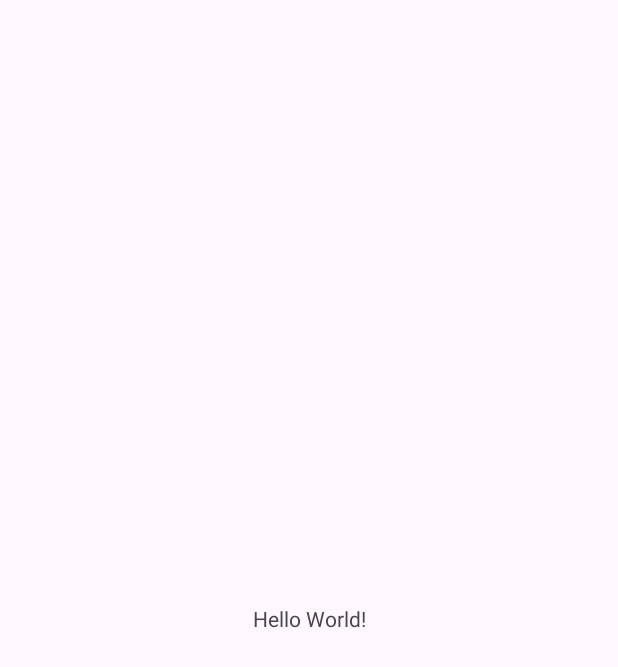
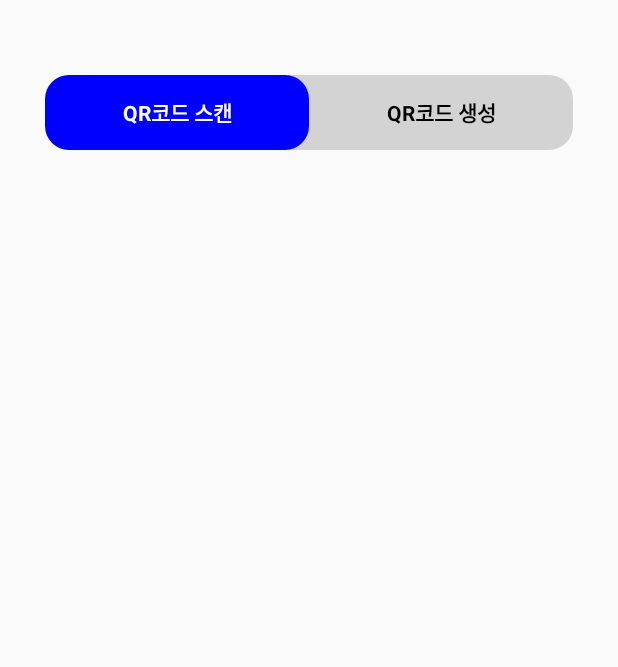
Before and after one commit to NiceJimmy/QRScannerLite, an Android app: the screen it shows after launch (MainActivity), on a phone screen of 412 x 824 dp. Before the commit the part shown is almost empty. Shown: the top 667 px of the screen. Run offline under Robolectric (Android 15) with nearby library versions, the phone set to English and light mode, and no system bars; our stand-ins replace Dagger/Hilt's generated code, Timber, data binding.

Commit message:
feat: QR 스캔 및 생성 토글버튼 구현
QR 코드 스캔 및 생성 버튼 클릭시마다 ui 변경

```diff
--- a/app/build.gradle.kts
+++ b/app/build.gradle.kts
@@ -35,6 +35,9 @@ android {
     kotlinOptions {
         jvmTarget = "1.8"
     }
+    buildFeatures {
+        dataBinding = true
+    }
 }
 
 dependencies {
@@ -53,11 +56,14 @@ dependencies {
     kapt("com.google.dagger:hilt-android-compiler:2.44")
 
     // Lifecycle dependencies
-    implementation("androidx.lifecycle:lifecycle-livedata-ktx:2.6.1")
-    implementation("androidx.lifecycle:lifecycle-viewmodel-ktx:2.6.1")
+    implementation("androidx.lifecycle:lifecycle-livedata-ktx:2.8.4")
+    implementation("androidx.lifecycle:lifecycle-viewmodel-ktx:2.8.4")
 
     // DataBinding dependencies
-    implementation("androidx.databinding:databinding-runtime:7.0.1")
+    implementation("androidx.databinding:databinding-runtime:8.5.2")
+
+    // timber
+    implementation("com.jakewharton.timber:timber:4.7.1")
 }
 
 kapt {
--- a/app/src/main/AndroidManifest.xml
+++ b/app/src/main/AndroidManifest.xml
@@ -3,6 +3,7 @@
     xmlns:tools="http://schemas.android.com/tools">
 
     <application
+        android:name=".MyApp"
         android:allowBackup="true"
         android:dataExtractionRules="@xml/data_extraction_rules"
         android:fullBackupContent="@xml/backup_rules"
--- a/app/src/main/java/com/deviz/qrscannerlite/MainActivity.kt
+++ b/app/src/main/java/com/deviz/qrscannerlite/MainActivity.kt
@@ -2,19 +2,44 @@ package com.deviz.qrscannerlite
 
 import android.os.Bundle
 import androidx.activity.enableEdgeToEdge
+import androidx.activity.viewModels
 import androidx.appcompat.app.AppCompatActivity
 import androidx.core.view.ViewCompat
 import androidx.core.view.WindowInsetsCompat
+import androidx.databinding.DataBindingUtil
+import androidx.lifecycle.Observer
+import com.deviz.qrscannerlite.databinding.ActivityMainBinding
+import dagger.hilt.android.AndroidEntryPoint
+import timber.log.Timber
 
+@AndroidEntryPoint
 class MainActivity : AppCompatActivity() {
+
+    private lateinit var binding: ActivityMainBinding
+    private val viewModel: MainViewModel by viewModels()
+
     override fun onCreate(savedInstanceState: Bundle?) {
         super.onCreate(savedInstanceState)
-        enableEdgeToEdge()
-        setContentView(R.layout.activity_main)
-        ViewCompat.setOnApplyWindowInsetsListener(findViewById(R.id.main)) { v, insets ->
-            val systemBars = insets.getInsets(WindowInsetsCompat.Type.systemBars())
-            v.setPadding(systemBars.left, systemBars.top, systemBars.right, systemBars.bottom)
-            insets
+        binding = DataBindingUtil.setContentView(this, R.layout.activity_main)
+        binding.lifecycleOwner = this
+        binding.viewModel = viewModel
+
+        viewModel.isScanSelected.observe(this, Observer { isScanSelected ->
+            Timber.d("check_isScan: $isScanSelected")
+            updateButtonStates(isScanSelected)
+        })
+
+        binding.btnScan.setOnClickListener {
+            viewModel.onScanClick()
+        }
+
+        binding.btnGenerate.setOnClickListener {
+            viewModel.onGenerateClick()
         }
     }
+
+    private fun updateButtonStates(isScanSelected: Boolean) {
+        binding.btnScan.isSelected = isScanSelected
+        binding.btnGenerate.isSelected = !isScanSelected
+    }
 }
--- /dev/null
+++ b/app/src/main/java/com/deviz/qrscannerlite/MainViewModel.kt
@@ -0,0 +1,26 @@
+package com.deviz.qrscannerlite
+
+import androidx.lifecycle.LiveData
+import androidx.lifecycle.MutableLiveData
+import androidx.lifecycle.ViewModel
+import dagger.hilt.android.lifecycle.HiltViewModel
+import javax.inject.Inject
+
+@HiltViewModel
+class MainViewModel @Inject constructor() : ViewModel() {
+    private val _isScanSelected = MutableLiveData(true)
+    val isScanSelected: LiveData<Boolean> = _isScanSelected
+
+    private val _isGenerateSelected = MutableLiveData(false)
+    val isGenerateSelected: LiveData<Boolean> = _isGenerateSelected
+
+    fun onScanClick() {
+        _isScanSelected.value = true
+        _isGenerateSelected.value = false
+    }
+
+    fun onGenerateClick() {
+        _isScanSelected.value = false
+        _isGenerateSelected.value = true
+    }
+}
--- /dev/null
+++ b/app/src/main/java/com/deviz/qrscannerlite/MyApp.kt
@@ -0,0 +1,16 @@
+package com.deviz.qrscannerlite
+
+import android.app.Application
+import dagger.hilt.android.HiltAndroidApp
+import timber.log.Timber
+
+@HiltAndroidApp
+class MyApp : Application() {
+
+    override fun onCreate() {
+        super.onCreate()
+
+        // Timber 초기화
+            Timber.plant(Timber.DebugTree())
+    }
+}
--- /dev/null
+++ b/app/src/main/res/drawable/btn_background_grey.xml
@@ -0,0 +1,5 @@
+<?xml version="1.0" encoding="utf-8"?>
+<shape xmlns:android="http://schemas.android.com/apk/res/android">
+    <solid android:color="@color/light_gray" />
+    <corners android:radius="999dp"/>
+</shape>
--- /dev/null
+++ b/app/src/main/res/drawable/btn_selected_off.xml
@@ -0,0 +1,5 @@
+<?xml version="1.0" encoding="utf-8"?>
+<shape xmlns:android="http://schemas.android.com/apk/res/android">
+    <solid android:color="@color/light_gray" />
+    <corners android:radius="16dp"/>
+</shape>
--- /dev/null
+++ b/app/src/main/res/drawable/btn_selected_on.xml
@@ -0,0 +1,5 @@
+<?xml version="1.0" encoding="utf-8"?>
+<shape xmlns:android="http://schemas.android.com/apk/res/android">
+    <solid android:color="@color/blue" />
+    <corners android:radius="16dp"/>
+</shape>
--- /dev/null
+++ b/app/src/main/res/drawable/toggle_button_left.xml
@@ -0,0 +1,5 @@
+<?xml version="1.0" encoding="utf-8"?>
+<selector xmlns:android="http://schemas.android.com/apk/res/android">
+    <item android:state_selected="true" android:drawable="@drawable/btn_selected_on" />
+    <item android:state_selected="false" android:drawable="@drawable/btn_selected_off" />
+</selector>
--- /dev/null
+++ b/app/src/main/res/drawable/toggle_button_right.xml
@@ -0,0 +1,5 @@
+<?xml version="1.0" encoding="utf-8"?>
+<selector xmlns:android="http://schemas.android.com/apk/res/android">
+    <item android:state_selected="true" android:drawable="@drawable/btn_selected_on" />
+    <item android:state_selected="false" android:drawable="@drawable/btn_selected_off" />
+</selector>
--- /dev/null
+++ b/app/src/main/res/drawable/toggle_txt_selector.xml
@@ -0,0 +1,7 @@
+<?xml version="1.0" encoding="utf-8"?>
+<selector xmlns:android="http://schemas.android.com/apk/res/android">
+    <!-- Selected 상태일 때의 텍스트 컬러 -->
+    <item android:state_selected="true" android:color="@color/white" />
+    <!-- Selected 상태가 아닐 때의 텍스트 컬러 -->
+    <item android:state_selected="false" android:color="@color/black" />
+</selector>
--- a/app/src/main/res/layout/activity_main.xml
+++ b/app/src/main/res/layout/activity_main.xml
@@ -1,19 +1,54 @@
-<?xml version="1.0" encoding="utf-8"?>
-<androidx.constraintlayout.widget.ConstraintLayout xmlns:android="http://schemas.android.com/apk/res/android"
-    xmlns:app="http://schemas.android.com/apk/res-auto"
-    xmlns:tools="http://schemas.android.com/tools"
-    android:id="@+id/main"
-    android:layout_width="match_parent"
-    android:layout_height="match_parent"
-    tools:context=".MainActivity">
+<layout xmlns:android="http://schemas.android.com/apk/res/android"
+    xmlns:app="http://schemas.android.com/apk/res-auto">
 
-    <TextView
-        android:layout_width="wrap_content"
-        android:layout_height="wrap_content"
-        android:text="Hello World!"
-        app:layout_constraintBottom_toBottomOf="parent"
-        app:layout_constraintEnd_toEndOf="parent"
-        app:layout_constraintStart_toStartOf="parent"
-        app:layout_constraintTop_toTopOf="parent" />
+    <data>
+        <variable
+            name="viewModel"
+            type="com.deviz.qrscannerlite.MainViewModel" />
+    </data>
 
-</androidx.constraintlayout.widget.ConstraintLayout>
+    <androidx.constraintlayout.widget.ConstraintLayout
+        android:layout_width="match_parent"
+        android:layout_height="wrap_content">
+
+        <LinearLayout
+            android:layout_width="0dp"
+            android:layout_height="wrap_content"
+            android:orientation="horizontal"
+            android:gravity="center"
+            android:background="@drawable/btn_background_grey"
+            app:layout_constraintStart_toStartOf="parent"
+            app:layout_constraintEnd_toEndOf="parent"
+            app:layout_constraintTop_toTopOf="parent"
+            android:layout_marginHorizontal="30dp"
+            android:layout_marginTop="50dp">
+
+            <TextView
+                android:id="@+id/btnScan"
+                android:layout_width="0dp"
+                android:layout_height="50dp"
+                android:layout_weight="1"
+                android:gravity="center"
+                android:background="@drawable/toggle_button_left"
+                android:text="QR코드 스캔"
+                android:textColor="@drawable/toggle_txt_selector"
+                android:textStyle="bold"/>
+
+            <TextView
+                android:id="@+id/btnGenerate"
+                android:layout_width="0dp"
+                android:layout_height="50dp"
+                android:layout_weight="1"
+                android:gravity="center"
+                android:background="@drawable/toggle_button_right"
+                android:text="QR코드 생성"
+                android:textColor="@drawable/toggle_txt_selector"
+                android:textStyle="bold"/>
+
+        </LinearLayout>
+
+
+
+
+    </androidx.constraintlayout.widget.ConstraintLayout>
+</layout>
--- a/app/src/main/res/values/colors.xml
+++ b/app/src/main/res/values/colors.xml
@@ -1,5 +1,11 @@
 <?xml version="1.0" encoding="utf-8"?>
 <resources>
-    <color name="black">#FF000000</color>
-    <color name="white">#FFFFFFFF</color>
+
+
+
+    <color name="blue">#0000FF</color>
+    <color name="light_gray">#D3D3D3</color>
+    <color name="white">#FFFFFF</color>
+    <color name="black">#000000</color>
+
 </resources>
--- a/app/src/main/res/values/themes.xml
+++ b/app/src/main/res/values/themes.xml
@@ -1,6 +1,6 @@
 <resources xmlns:tools="http://schemas.android.com/tools">
     <!-- Base application theme. -->
-    <style name="Base.Theme.QRScannerLite" parent="Theme.Material3.DayNight.NoActionBar">
+    <style name="Base.Theme.QRScannerLite" parent="Theme.AppCompat.Light.NoActionBar">
         <!-- Customize your light theme here. -->
         <!-- <item name="colorPrimary">@color/my_light_primary</item> -->
     </style>
```
